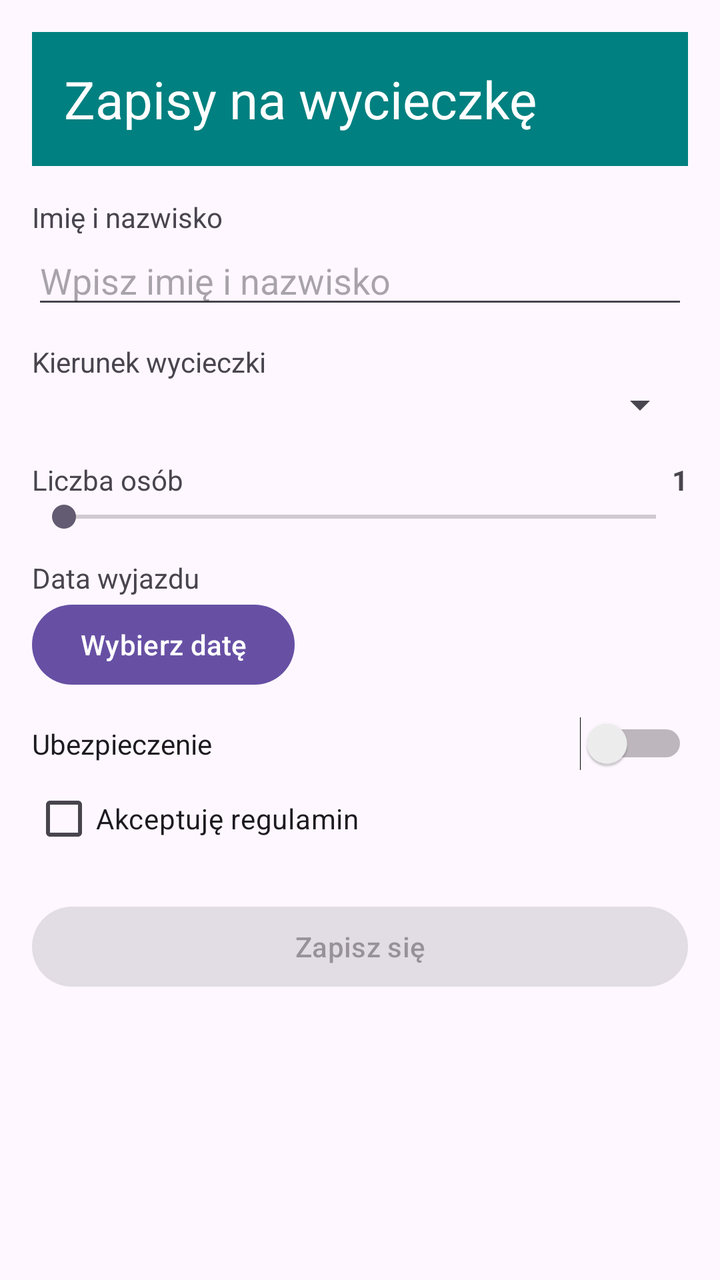
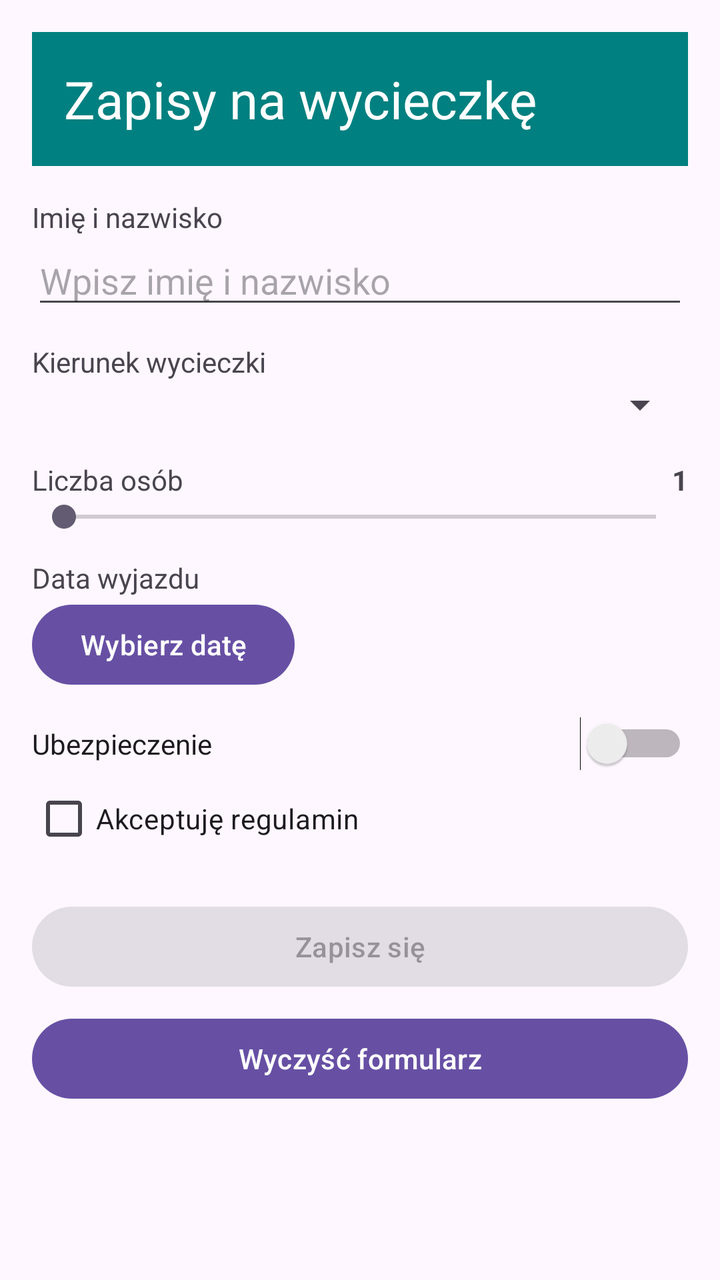

An Android layout rendered at two revisions. The XML below is the earlier revision; the diff shows what the commit changed to produce the second picture.
<!-- AndroidManifest.xml: application theme Theme.Formularzdialogi -->
<!-- res/layout/activity_main.xml -->
<?xml version="1.0" encoding="utf-8"?>
<ScrollView xmlns:android="http://schemas.android.com/apk/res/android"
    android:id="@+id/main"
    android:layout_width="match_parent"
    android:layout_height="match_parent"
    android:fillViewport="true">

    <LinearLayout
        android:layout_width="match_parent"
        android:layout_height="wrap_content"
        android:orientation="vertical"
        android:padding="16dp">

        <TextView
            android:layout_width="match_parent"
            android:layout_height="wrap_content"
            android:background="#008080"
            android:padding="16dp"
            android:text="Zapisy na wycieczkę"
            android:textColor="#FFFFFF"
            android:textSize="26sp" />

        <TextView
            android:layout_width="wrap_content"
            android:layout_height="wrap_content"
            android:layout_marginTop="16dp"
            android:text="Imię i nazwisko" />

        <EditText
            android:id="@+id/etName"
            android:layout_width="match_parent"
            android:layout_height="wrap_content"
            android:hint="Wpisz imię i nazwisko"
            android:inputType="textPersonName"
            android:maxLines="1" />

        <TextView
            android:layout_width="wrap_content"
            android:layout_height="wrap_content"
            android:layout_marginTop="12dp"
            android:text="Kierunek wycieczki" />

        <Spinner
            android:id="@+id/spDestination"
            android:layout_width="match_parent"
            android:layout_height="wrap_content" />

        <LinearLayout
            android:layout_width="match_parent"
            android:layout_height="wrap_content"
            android:layout_marginTop="16dp"
            android:orientation="horizontal">

            <TextView
                android:layout_width="0dp"
                android:layout_height="wrap_content"
                android:layout_weight="1"
                android:text="Liczba osób" />

            <TextView
                android:id="@+id/tvPeople"
                android:layout_width="wrap_content"
                android:layout_height="wrap_content"
                android:text="1"
                android:textStyle="bold" />

        </LinearLayout>

        <SeekBar
            android:id="@+id/sbPeople"
            android:layout_width="match_parent"
            android:layout_height="wrap_content"
            android:max="9"
            android:progress="0" />

        <TextView
            android:layout_width="wrap_content"
            android:layout_height="wrap_content"
            android:layout_marginTop="12dp"
            android:text="Data wyjazdu" />

        <Button
            android:id="@+id/btnDate"
            android:layout_width="wrap_content"
            android:layout_height="wrap_content"
            android:text="Wybierz datę" />

        <Switch
            android:id="@+id/swInsurance"
            android:layout_width="match_parent"
            android:layout_height="wrap_content"
            android:layout_marginTop="12dp"
            android:text="Ubezpieczenie" />

        <CheckBox
            android:id="@+id/cbTerms"
            android:layout_width="wrap_content"
            android:layout_height="wrap_content"
            android:text="Akceptuję regulamin" />

        <Button
            android:id="@+id/btnSubmit"
            android:layout_width="match_parent"
            android:layout_height="wrap_content"
            android:layout_marginTop="16dp"
            android:enabled="false"
            android:text="Zapisz się" />

        <TextView
            android:id="@+id/tvSummary"
            android:layout_width="match_parent"
            android:layout_height="wrap_content"
            android:layout_marginTop="16dp"
            android:textSize="16sp" />

    </LinearLayout>

</ScrollView>
<!-- resources referenced by this layout -->
<resources>
  <style name="Theme.Formularzdialogi" parent="Base.Theme.Formularzdialogi" />
  <style name="Base.Theme.Formularzdialogi" parent="Theme.Material3.DayNight.NoActionBar">
          
          
      </style>
</resources>

<!-- the commit's change to res/layout/activity_main.xml (unified diff, before → after) -->
@@ -106,6 +106,13 @@
             android:enabled="false"
             android:text="Zapisz się" />
 
+        <Button
+            android:id="@+id/btnClear"
+            android:layout_width="match_parent"
+            android:layout_height="wrap_content"
+            android:layout_marginTop="8dp"
+            android:text="Wyczyść formularz" />
+
         <TextView
             android:id="@+id/tvSummary"
             android:layout_width="match_parent"
